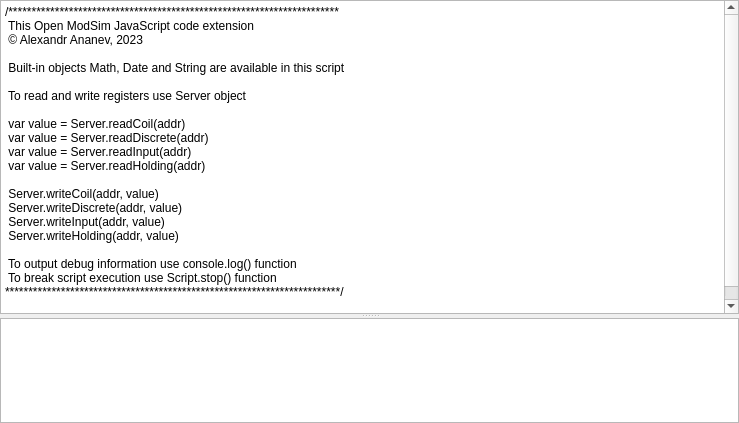
Qt form omodsim/controls/scriptcontrol.ui (sanny32/OpenModSim) before a commit.
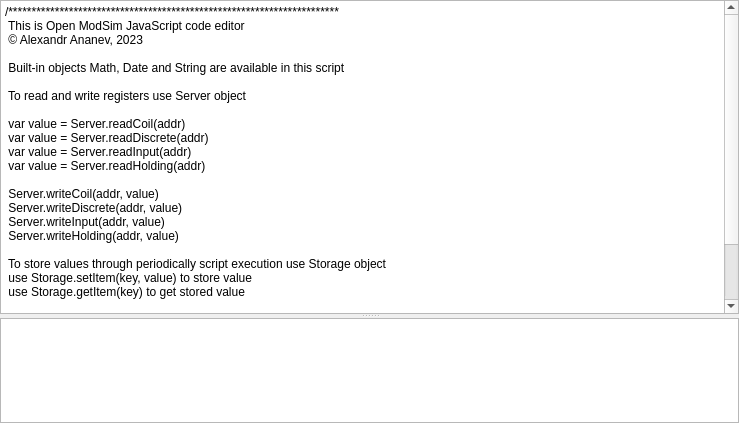
The same form after that commit. Custom widgets are drawn as their Qt base class.

Commit message: Developing auto-complete

Patch:
```diff
--- a/omodsim/controls/scriptcontrol.ui
+++ b/omodsim/controls/scriptcontrol.ui
@@ -37,7 +37,7 @@
       </property>
       <property name="plainText">
        <string>/***********************************************************************
- This Open ModSim JavaScript code extension
+ This is Open ModSim JavaScript code editor
  © Alexandr Ananev, 2023
 
  Built-in objects Math, Date and String are available in this script
@@ -54,6 +54,10 @@
  Server.writeInput(addr, value)	
  Server.writeHolding(addr, value)	
 
+ To store values through periodically script execution use Storage object
+ use Storage.setItem(key, value) to store value
+ use Storage.getItem(key) to get stored value 
+ 
  To output debug information use console.log() function
  To break script execution use Script.stop() function
 ************************************************************************/
```
The commit also changes 2 other files.
